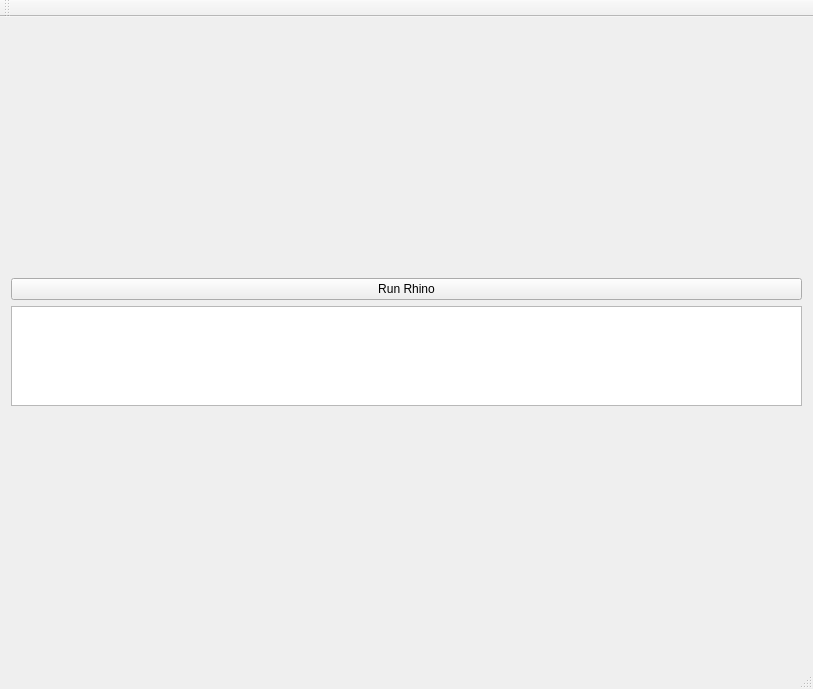
Before: the Qt Designer form QTUI/qtui.ui in emorywalrus/RhinoLink7, drawn with Qt 5.
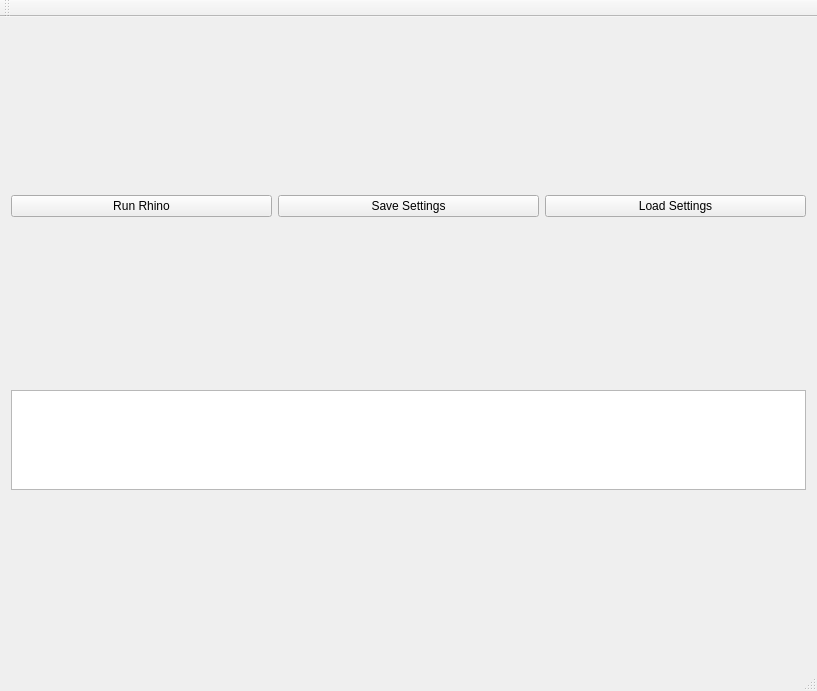
After: the same form once the commit is applied.

Commit message: testing no window rhino

Diff of the .ui file:
```diff
--- a/QTUI/qtui.ui
+++ b/QTUI/qtui.ui
@@ -6,8 +6,8 @@
    <rect>
     <x>0</x>
     <y>0</y>
-    <width>813</width>
-    <height>689</height>
+    <width>817</width>
+    <height>691</height>
    </rect>
   </property>
   <property name="sizePolicy">
@@ -27,24 +27,11 @@
     </sizepolicy>
    </property>
    <layout class="QGridLayout" name="gridLayout">
-    <item row="0" column="0">
+    <item row="4" column="1" colspan="3">
      <layout class="QVBoxLayout" name="verticalLayout">
       <property name="sizeConstraint">
        <enum>QLayout::SetDefaultConstraint</enum>
       </property>
-      <item>
-       <widget class="QPushButton" name="testButton">
-        <property name="sizePolicy">
-         <sizepolicy hsizetype="Expanding" vsizetype="Fixed">
-          <horstretch>0</horstretch>
-          <verstretch>0</verstretch>
-         </sizepolicy>
-        </property>
-        <property name="text">
-         <string>Run Rhino</string>
-        </property>
-       </widget>
-      </item>
       <item>
        <widget class="QTextBrowser" name="retBox">
         <property name="sizePolicy">
@@ -63,6 +50,39 @@
       </item>
      </layout>
     </item>
+    <item row="1" column="1">
+     <widget class="QPushButton" name="testButton">
+      <property name="sizePolicy">
+       <sizepolicy hsizetype="Minimum" vsizetype="Fixed">
+        <horstretch>0</horstretch>
+        <verstretch>0</verstretch>
+       </sizepolicy>
+      </property>
+      <property name="text">
+       <string>Run Rhino</string>
+      </property>
+     </widget>
+    </item>
+    <item row="1" column="2">
+     <widget class="QPushButton" name="saveButton">
+      <property name="sizePolicy">
+       <sizepolicy hsizetype="Minimum" vsizetype="Fixed">
+        <horstretch>0</horstretch>
+        <verstretch>0</verstretch>
+       </sizepolicy>
+      </property>
+      <property name="text">
+       <string>Save Settings</string>
+      </property>
+     </widget>
+    </item>
+    <item row="1" column="3">
+     <widget class="QPushButton" name="loadButton">
+      <property name="text">
+       <string>Load Settings</string>
+      </property>
+     </widget>
+    </item>
    </layout>
   </widget>
   <widget class="QMenuBar" name="menuBar">
```
Left out of the diff: 2 changed lines with no effect on the pictures. The commit also changes 7 other files.
